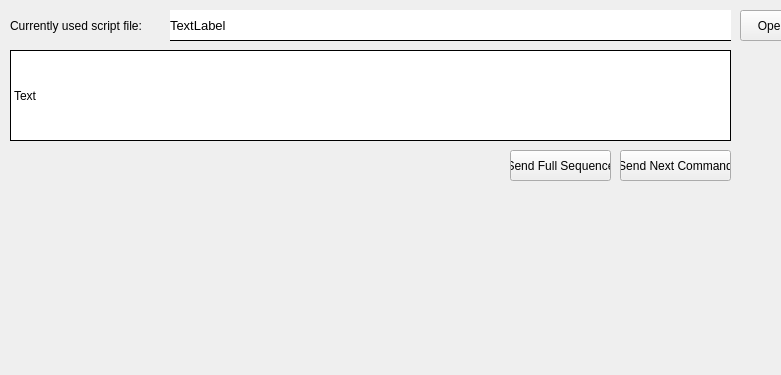
Old version of the form src/UIs/PreSavedMoves.ui in the repository ValUtukin/CyberMed; both pictures show x 0 to 781 and y 0 to 375 of the 1346 by 800 pixel window.
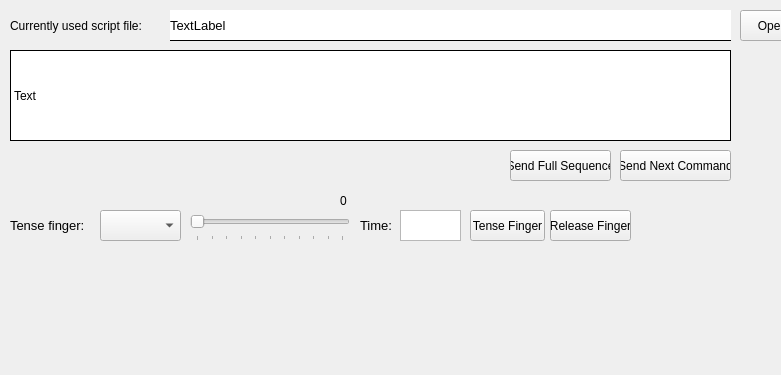
New version of the form.

Patch:
```diff
--- a/src/UIs/PreSavedMoves.ui
+++ b/src/UIs/PreSavedMoves.ui
@@ -112,6 +112,118 @@
      <string>Send Next Command</string>
     </property>
    </widget>
+   <widget class="QComboBox" name="tense_finger_comboBox">
+    <property name="geometry">
+     <rect>
+      <x>100</x>
+      <y>210</y>
+      <width>81</width>
+      <height>31</height>
+     </rect>
+    </property>
+   </widget>
+   <widget class="QLabel" name="tense_finger_label">
+    <property name="geometry">
+     <rect>
+      <x>10</x>
+      <y>210</y>
+      <width>81</width>
+      <height>31</height>
+     </rect>
+    </property>
+    <property name="text">
+     <string>&lt;html&gt;&lt;head/&gt;&lt;body&gt;&lt;p&gt;&lt;span style=&quot; font-size:10pt;&quot;&gt;Tense finger:&lt;/span&gt;&lt;/p&gt;&lt;/body&gt;&lt;/html&gt;</string>
+    </property>
+   </widget>
+   <widget class="QSlider" name="tense_finger_pwm_scale">
+    <property name="geometry">
+     <rect>
+      <x>190</x>
+      <y>210</y>
+      <width>160</width>
+      <height>31</height>
+     </rect>
+    </property>
+    <property name="maximum">
+     <number>100</number>
+    </property>
+    <property name="orientation">
+     <enum>Qt::Horizontal</enum>
+    </property>
+    <property name="tickPosition">
+     <enum>QSlider::TicksBelow</enum>
+    </property>
+    <property name="tickInterval">
+     <number>10</number>
+    </property>
+   </widget>
+   <widget class="QLabel" name="tense_finger_pwm_label">
+    <property name="geometry">
+     <rect>
+      <x>340</x>
+      <y>190</y>
+      <width>21</width>
+      <height>21</height>
+     </rect>
+    </property>
+    <property name="text">
+     <string>0</string>
+    </property>
+   </widget>
+   <widget class="QTextEdit" name="tense_finger_time_input">
+    <property name="geometry">
+     <rect>
+      <x>400</x>
+      <y>210</y>
+      <width>61</width>
+      <height>31</height>
+     </rect>
+    </property>
+    <property name="font">
+     <font>
+      <pointsize>10</pointsize>
+     </font>
+    </property>
+   </widget>
+   <widget class="QLabel" name="tense_finger_time_label">
+    <property name="geometry">
+     <rect>
+      <x>360</x>
+      <y>210</y>
+      <width>47</width>
+      <height>31</height>
+     </rect>
+    </property>
+    <property name="text">
+     <string>&lt;html&gt;&lt;head/&gt;&lt;body&gt;&lt;p&gt;&lt;span style=&quot; font-size:10pt;&quot;&gt;Time:&lt;/span&gt;&lt;/p&gt;&lt;/body&gt;&lt;/html&gt;</string>
+    </property>
+   </widget>
+   <widget class="QPushButton" name="tense_finger_btn">
+    <property name="geometry">
+     <rect>
+      <x>470</x>
+      <y>210</y>
+      <width>75</width>
+      <height>31</height>
+     </rect>
+    </property>
+    <property name="text">
+     <string>Tense Finger</string>
+    </property>
+   </widget>
+   <widget class="QPushButton" name="release_finger_btn">
+    <property name="geometry">
+     <rect>
+      <x>550</x>
+      <y>210</y>
+      <width>81</width>
+      <height>31</height>
+     </rect>
+    </property>
+    <property name="text">
+     <string>Release Finger</string>
+    </property>
+   </widget>
   </widget>
   <widget class="QMenuBar" name="menubar">
    <property name="geometry">
```
